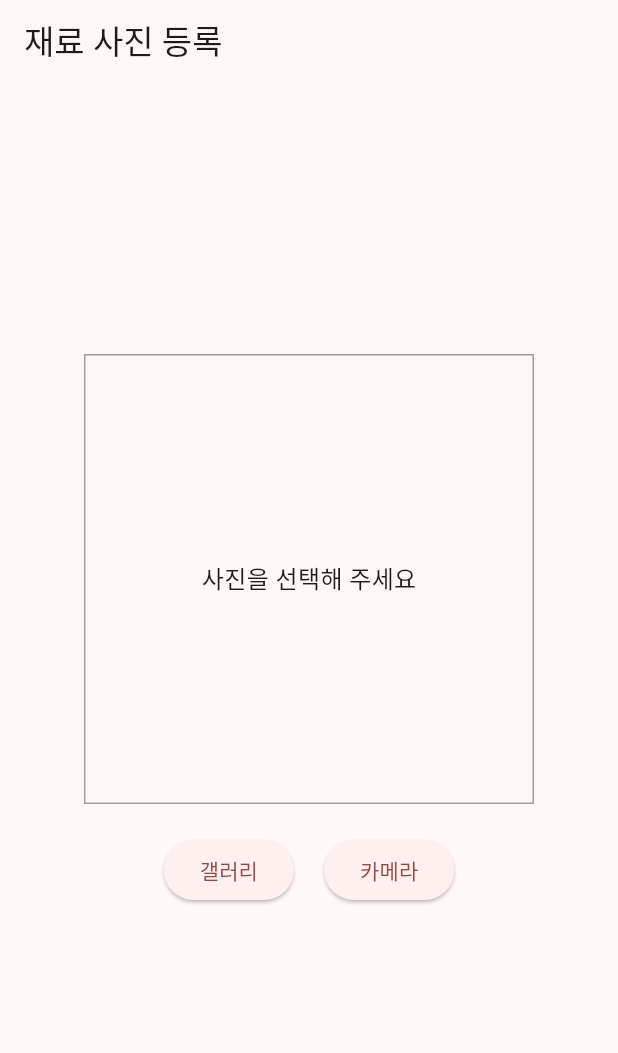
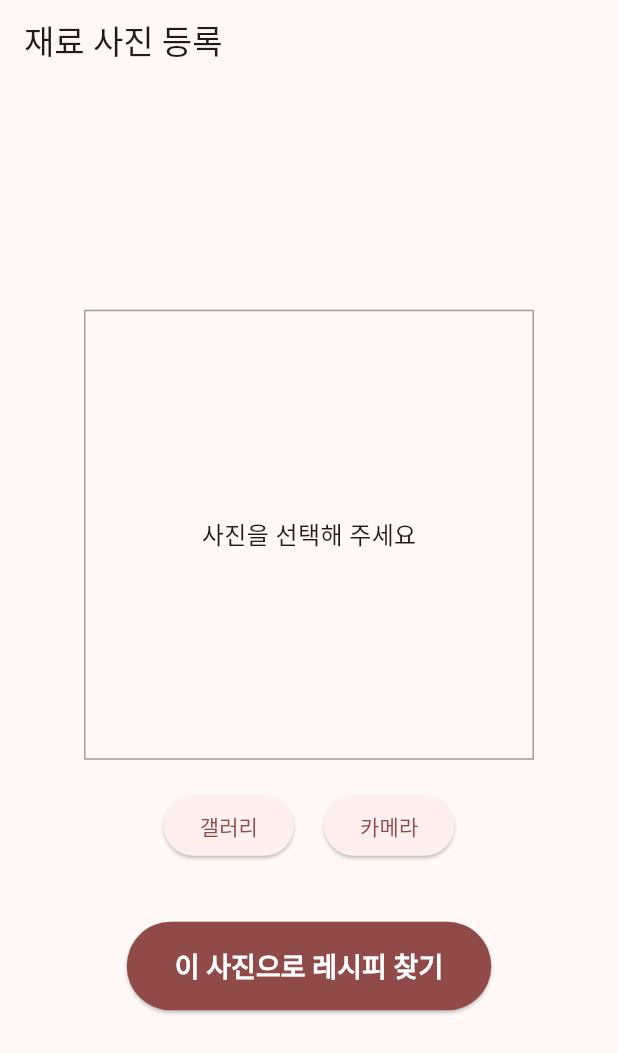
Before and after one commit to Unyuwaffle/click_cooking_recipe, a Flutter app: the CameraScreen screen opened by its route, on a phone screen of 412 x 824 dp. Shown: the top 1053 px of the screen. Run offline on Flutter 3.47's test engine with Material 3 defaults, Android fonts, the phone set to English and light mode, and no system bars; our stand-ins replace dio, flutter_riverpod, go_router, image_picker.

Commit message:
feat(fe1): Integrate recipeProvider with Camera/Result screens

```diff
--- a/frontend/lib/screens/camera_screen.dart
+++ b/frontend/lib/screens/camera_screen.dart
@@ -4,15 +4,20 @@ import 'package:flutter/material.dart';
 import 'package:go_router/go_router.dart';
 import 'package:image_picker/image_picker.dart'; // Import package
 import 'dart:io'; // Import 'File'
+import 'package:flutter_riverpod/flutter_riverpod.dart';
+// Use the Common Widget (from FE2 Week 1)
+import '../widgets/primary_button.dart';
+// Import the provider (from FE1 Week 3)
+import '../providers/recipe_provider.dart';
 
-class CameraScreen extends StatefulWidget {
+class CameraScreen extends ConsumerStatefulWidget { // (1) Change
   const CameraScreen({super.key});
 
   @override
-  State<CameraScreen> createState() => _CameraScreenState();
+  ConsumerState<CameraScreen> createState() => _CameraScreenState();
 }
 
-class _CameraScreenState extends State<CameraScreen> {
+class _CameraScreenState extends ConsumerState<CameraScreen> {
   // Store the selected image file
   File? _selectedImage;
   final ImagePicker _picker = ImagePicker();
@@ -87,17 +92,30 @@ class _CameraScreenState extends State<CameraScreen> {
             ),
             const SizedBox(height: 40),
 
-            // Submit Button (Using the common widget from Week 1)
-            // (You might need to import your PrimaryButton)
-            // PrimaryButton(
-            //   text: '이 사진으로 레시피 찾기',
-            //   onPressed: () {
-            //     if (_selectedImage != null) {
-            //       // Go to Result screen (We will pass the image in Week 3)
-            //       context.go('/result');
-            //     }
-            //   },
-            // ),
+            PrimaryButton(
+              text: '이 사진으로 레시피 찾기',
+              onPressed: () {
+                if (_selectedImage != null) {
+                  // --- This is the key integration logic (FE1) ---
+
+                  // 1. Call the provider's function to start the API POST
+                  // We use ref.read() inside a function
+                  ref.read(recipeProvider.notifier).fetchRecipes(_selectedImage!);
+
+                  // 2. Go to the result screen
+                  context.go('/result');
+
+                  // --- End of integration logic ---
+                } else {
+                  // Show an error if no image is selected
+                  ScaffoldMessenger.of(context).showSnackBar(
+                    const SnackBar(content: Text('먼저 사진을 선택해주세요!')),
+                  );
+                }
+              },
+            ),
+
+
           ],
         ),
       ),
```
Also changed, not shown: frontend/lib/providers/recipe_provider.dart (added, +47 -0 lines), frontend/lib/screens/result_screen.dart (+53 -13 lines), frontend/lib/providers/api_provider.dart (renamed from frontend/lib/providers/api_providers.dart).
